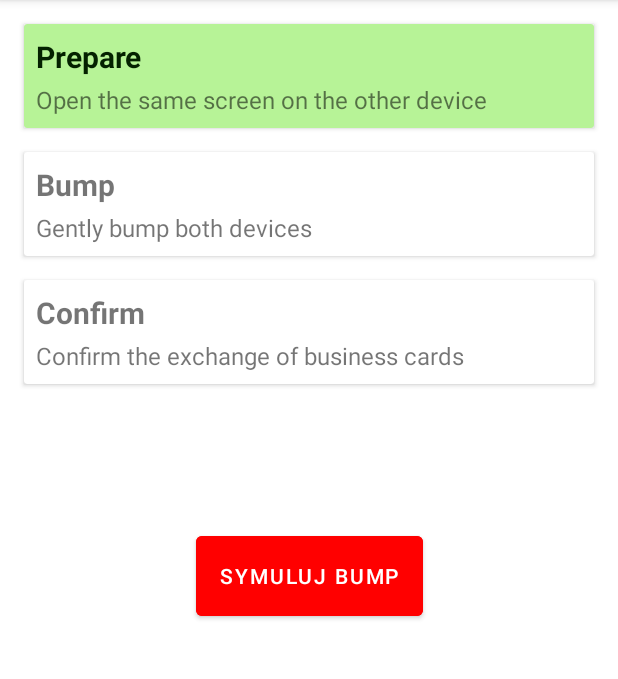
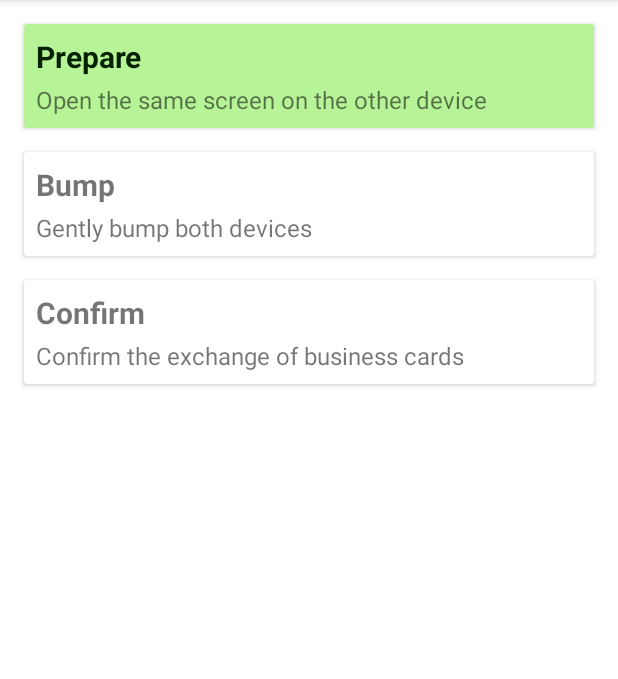
Before and after one commit to brodzik/BumpCard, an Android app: the ExchangeBusinessCards screen opened directly, with no data from a screen before it, after a tap on "I'M READY", on a phone screen of 412 x 824 dp, the part 84-763 px from its top. Run offline under Robolectric (Android 15) with nearby library versions, the phone set to English and light mode, and no system bars.

Commit message:
Remove bump simulate button

```diff
--- a/client/app/src/main/java/com/bumpcard/activity/ExchangeBusinessCards.java
+++ b/client/app/src/main/java/com/bumpcard/activity/ExchangeBusinessCards.java
@@ -75,7 +75,6 @@ public class ExchangeBusinessCards extends AppCompatActivity {
         binding.step1Card.setCardBackgroundColor(getResources().getColor(R.color.step_done_background));
         binding.step1Header.setTextColor(getResources().getColor(R.color.step_done_font));
         binding.readyButton.setVisibility(View.GONE);
-        binding.simulateBump.setVisibility(View.VISIBLE);
 
         sensorManager.registerListener(new SensorEventListener() {
             @Override
@@ -106,14 +105,11 @@ public class ExchangeBusinessCards extends AppCompatActivity {
             public void onAccuracyChanged(Sensor sensor, int i) {
             }
         }, sensorManager.getDefaultSensor(Sensor.TYPE_LINEAR_ACCELERATION), SensorManager.SENSOR_DELAY_NORMAL);
-        // TODO: Tutaj należy uruchomić wykrywanie zderzeń
     }
 
-    public void registerBump(/*View view,*/ double acceleration, long time, Location location) {
-        // TODO: Ta metoda powinna być wywoływana przy wykrywaniu zderzeń zamiast w odpowiedzi na przycisk (zbędny parametr View)
+    public void registerBump(double acceleration, long time, Location location) {
         binding.step2Card.setCardBackgroundColor(getResources().getColor(R.color.step_done_background));
         binding.step2Header.setTextColor(getResources().getColor(R.color.step_done_font));
-        binding.simulateBump.setVisibility(View.GONE);
         binding.confirmQuestion.setVisibility(View.VISIBLE);
 
         RequestBody body = new MultipartBody.Builder()
--- a/client/app/src/main/res/layout/activity_exchange_business_cards.xml
+++ b/client/app/src/main/res/layout/activity_exchange_business_cards.xml
@@ -154,20 +154,4 @@
         app:layout_constraintEnd_toEndOf="parent"
         app:layout_constraintStart_toStartOf="parent" />
 
-    <!-- TODO: Ten button nie ma prawa istnieć przy automatycznym wykrywaniem zderzeń -->
-    <com.google.android.material.button.MaterialButton
-        android:id="@+id/simulate_bump"
-        android:layout_width="wrap_content"
-        android:layout_height="65dp"
-        android:layout_marginHorizontal="8dp"
-        android:layout_marginVertical="16dp"
-        android:backgroundTint="#ff0000"
-        android:onClick="registerBump"
-        android:text="Symuluj bump"
-        android:visibility="gone"
-        app:layout_constraintBottom_toBottomOf="parent"
-        app:layout_constraintEnd_toEndOf="parent"
-        app:layout_constraintStart_toStartOf="parent"
-        app:layout_constraintTop_toTopOf="parent" />
-
 </androidx.constraintlayout.widget.ConstraintLayout>
```
